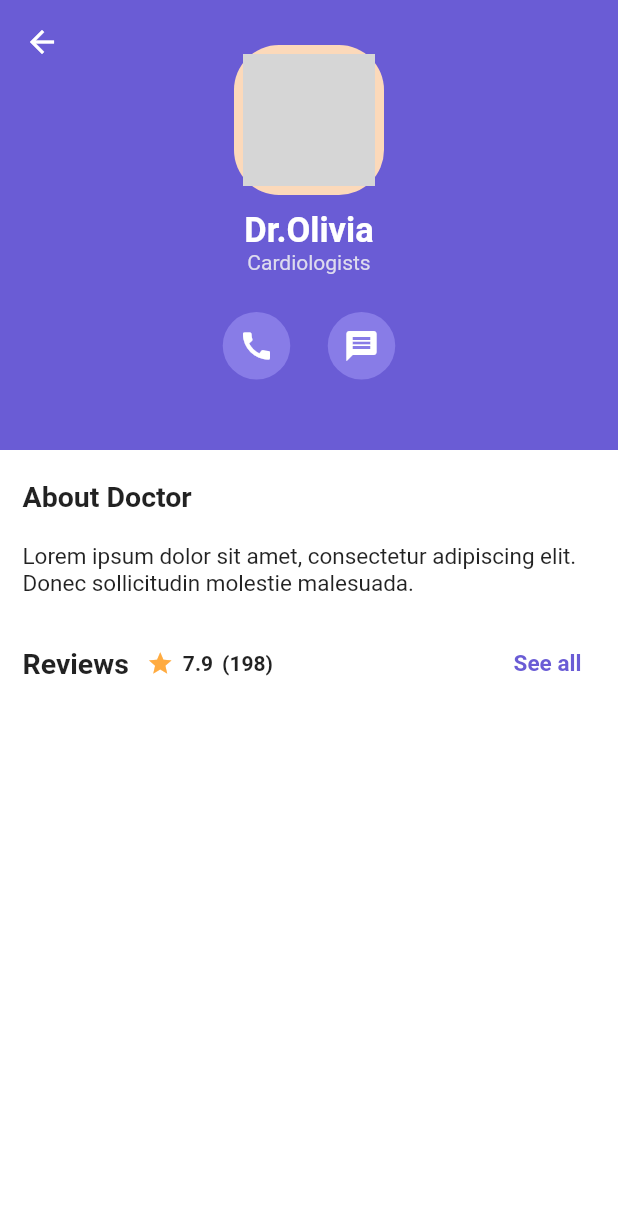
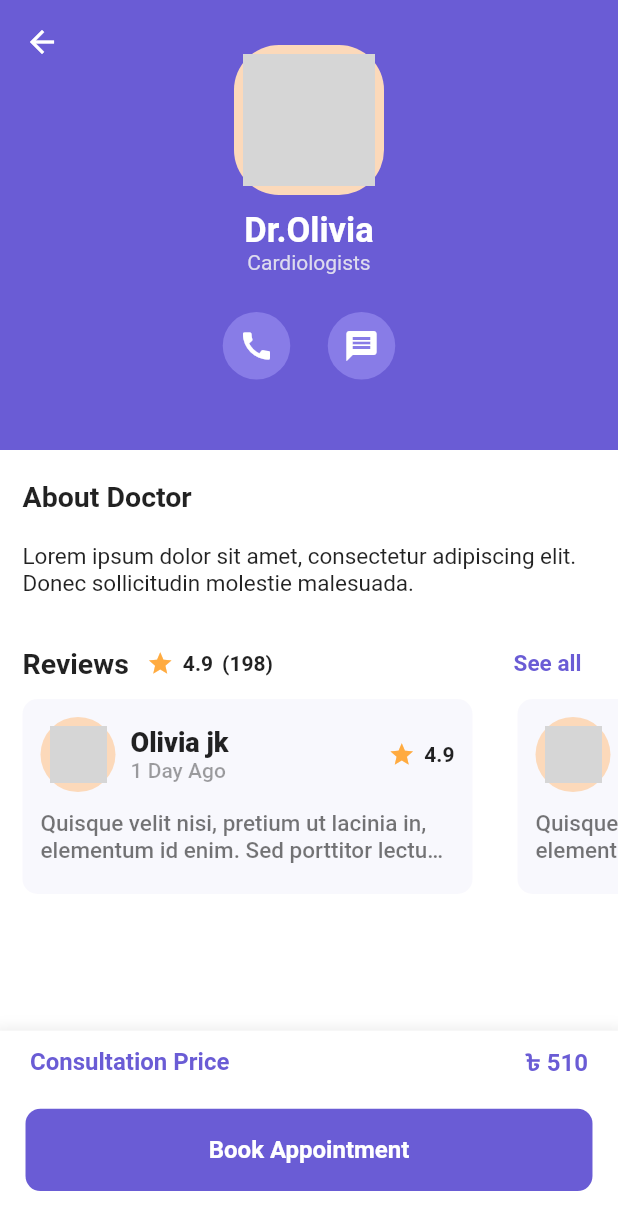
Before and after one commit to xihadulislam/doctor-appointment, a Flutter app: the DoctorInfoScreen screen opened directly, on a phone screen of 412 x 824 dp. Shown: the top 1230 px of the screen. Run offline on Flutter 3.47's test engine with Material 2 defaults, Android fonts, the phone set to English and light mode, and no system bars; our stand-ins replace flutter_svg, get, persistent_bottom_nav_bar; missing offline and left inert: flutter_statusbarcolor_ns; network calls fail; grey boxes are pictures that could not be loaded.

Commit message:
5 commit

```diff
--- /dev/null
+++ b/lib/View/Screen/Doctor_info/Component/User_Reviews.dart
@@ -0,0 +1,104 @@
+
+// ignore_for_file: file_names
+
+import 'package:flutter/material.dart';
+
+import '../../../../constant.dart';
+
+
+class UserReviews extends StatelessWidget {
+  const UserReviews({Key? key}) : super(key: key);
+
+  @override
+  Widget build(BuildContext context) {
+    return SizedBox(
+      height: 130,
+      child: ListView.builder(
+        itemCount: 4,
+        shrinkWrap: true,
+        scrollDirection: Axis.horizontal,
+        itemBuilder: (context,int reviewIndex){
+          return Container(
+            height: 120,
+            width: 300,
+            padding: const EdgeInsets.symmetric(horizontal: 12,vertical: 12),
+            margin: const EdgeInsets.symmetric(horizontal: 15),
+            decoration:  BoxDecoration(
+              color: kPrimaryColorsLight.withOpacity(0.1),
+              borderRadius: const BorderRadius.all(Radius.circular(10))
+            ),
+            child: Column(
+              children: [
+
+                Row(
+                  mainAxisAlignment: MainAxisAlignment.spaceBetween,
+                  children: [
+                    Row(
+                      mainAxisAlignment: MainAxisAlignment.spaceBetween,
+                      children: [
+                        Container(
+                          height: 50,
+                          width: 50,
+                          padding: const EdgeInsets.all(6),
+                          decoration: const BoxDecoration(
+                              color: kProfileIconBkColor,
+                              borderRadius: BorderRadius.all(Radius.circular(25))),
+                          child: ClipRRect(
+                            borderRadius: const BorderRadius.all(Radius.circular(10)),
+                            child: FadeInImage.assetNetwork(
+                              placeholder: 'assets/image/profile_lode.gif',
+                              image:
+                              "https://cdn-icons-png.flaticon.com/512/3304/3304567.png",
+                            ),
+                          ),
+                        ),
+                        const SizedBox(width: 10),
+                        Column(
+                          children:  [
+                            Container(
+                              alignment: Alignment.centerLeft,
+                                width: 80,
+                                child: const Text("Olivia jk",
+                                  overflow: TextOverflow.ellipsis,
+                                  style: TextStyle(fontSize: 18,fontWeight: FontWeight.w800),)),
+                            Container(
+                                alignment: Alignment.centerLeft,
+                                width: 80,
+                                child: const Text("1 Day Ago",  overflow: TextOverflow.ellipsis,style: TextStyle(fontSize: 14,color: Colors.black38,fontWeight: FontWeight.w500),)),
+
+                          ],
+                        )
+                      ],
+                    ),
+                    Row(
+
+                      children: const [
+                        Icon(Icons.star, size: 18, color: Colors.orangeAccent),
+                        SizedBox(width: 6),
+                        Text("4.9",
+                            style: TextStyle(
+                              fontSize: 14,
+                              fontWeight: FontWeight.bold,
+                            )),
+                      ],
+                    )
+                  ],
+                ),
+                Container(
+                  alignment: Alignment.centerLeft,
+                  margin: const EdgeInsets.only(top: 12),
+                  child: const Text("Quisque velit nisi, pretium ut lacinia in, elementum id enim. Sed porttitor lectus nibh.",
+                    maxLines: 2,
+                    overflow: TextOverflow.ellipsis,style: TextStyle(fontSize: 15,color: Colors.black54,fontWeight: FontWeight.w500),),
+                )
+
+              ],
+            ),
+
+          );
+        },
+      ),
+
+    );
+  }
+}
--- a/lib/View/Screen/Doctor_info/Doctor_info_and_booking_Screen.dart
+++ b/lib/View/Screen/Doctor_info/Doctor_info_and_booking_Screen.dart
@@ -6,6 +6,8 @@ import 'package:flutter/cupertino.dart';
 import 'package:flutter/material.dart';
 import 'package:flutter_statusbarcolor_ns/flutter_statusbarcolor_ns.dart';
 
+import 'Component/User_Reviews.dart';
+
 class DoctorInfoScreen extends StatelessWidget {
   DoctorInfoScreen({Key? key}) : super(key: key);
   final ScrollController _scrollController = ScrollController();
@@ -13,10 +15,14 @@ class DoctorInfoScreen extends StatelessWidget {
   @override
   Widget build(BuildContext context) {
     FlutterStatusbarcolor.setStatusBarColor(kPrimaryColors);
+    final heightMedia=MediaQuery.of(context).size.height;
+    final widthMedia=MediaQuery.of(context).size.width;
     return Scaffold(
       backgroundColor: Colors.white,
       body: SafeArea(
-          child: CustomScrollView(
+          child: Stack(
+            children: [
+              CustomScrollView(
         physics: const ScrollPhysics(),
         slivers: [
               SliverAppBar(
@@ -57,7 +63,7 @@ class DoctorInfoScreen extends StatelessWidget {
                             SizedBox(width: 12),
                             Icon(Icons.star, size: 18, color: Colors.orangeAccent),
                             SizedBox(width: 6),
-                        Text("7.9",
+                            Text("4.9",
                                 style: TextStyle(
                                   fontSize: 14,
                                   fontWeight: FontWeight.bold,
@@ -82,9 +88,68 @@ class DoctorInfoScreen extends StatelessWidget {
                         )
                       ],
                     ),
-              )
+                  ),
+                  const UserReviews(),
                 ]),
               )
+        ],
+      ),
+              Positioned(
+                  bottom: 0,
+                  child:
+              Container(
+                height: heightMedia/6.02,
+                width: widthMedia/1,
+                // margin: const EdgeInsets.symmetric(horizontal: 15),
+                padding: const EdgeInsets.symmetric(horizontal: 10,vertical: 10),
+                decoration: BoxDecoration(
+                  color: Colors.white,
+                  boxShadow: [
+                    BoxShadow(
+                      color: Colors.grey.withOpacity(0.2),
+                      spreadRadius: 5,
+                      blurRadius: 7,
+                      offset: Offset(0, 3), // changes position of shadow
+                    ),
+                  ],
+                ),
+
+                child: Column(
+                  children: [
+                    Container(
+                      padding: const EdgeInsets.symmetric(horizontal: 10),
+                      child: Row(
+                        mainAxisAlignment: MainAxisAlignment.spaceBetween,
+                        children: const [
+                          Text("Consultation Price ",style: TextStyle(
+                              fontSize: 16,
+                              fontWeight: FontWeight.w600,
+                              color: kPrimaryColors),),
+                          Text("৳ 510",style: TextStyle(
+                              fontSize: 16,
+                              fontWeight: FontWeight.w600,
+                              color: kPrimaryColors),),
+
+                        ],
+                      ),
+                    ),
+                    Container(
+                      height: heightMedia/15,
+                      width: widthMedia/1.09,
+                      margin: const EdgeInsets.symmetric(vertical: 20),
+                      decoration: BoxDecoration(
+                        color: kPrimaryColors,
+                        borderRadius: BorderRadius.all(Radius.circular(10))
+                      ),
+                      child: MaterialButton(onPressed: (){},child: Text("Book Appointment",style: TextStyle(
+                          fontSize: 16,
+                          fontWeight: FontWeight.w600,
+                          color: kWhiteColor),),),
+                    )
+
+                  ],
+                ),
+              ))
             ],
           )),
     );
--- a/lib/View/Screen/Schedule_Screen/Schedule_Screen.dart
+++ b/lib/View/Screen/Schedule_Screen/Schedule_Screen.dart
@@ -1,9 +1,10 @@
-// ignore_for_file: file_names, prefer_const_constructors
+// ignore_for_file: file_names, prefer_const_constructors, must_be_immutable
 
 
 import 'package:doctor_appointment/Controller/Schedule_Controller.dart';
 import 'package:flutter/cupertino.dart';
 import 'package:flutter/material.dart';
+import 'package:flutter_statusbarcolor_ns/flutter_statusbarcolor_ns.dart';
 import 'package:get/get.dart';
 import '../../../constant.dart';
 
@@ -13,7 +14,9 @@ class ScheduleScreen extends StatelessWidget {
 
   @override
   Widget build(BuildContext context) {
+    FlutterStatusbarcolor.setStatusBarColor(kPrimaryColors);
     return Scaffold(
+      backgroundColor: kWhiteColor,
       body: SafeArea(
         child: Container(
           padding: const EdgeInsets.symmetric(horizontal: 15),
@@ -102,7 +105,7 @@ class ScheduleScreen extends StatelessWidget {
                     itemCount: 7,
                     itemBuilder: (context,int idex){
                       return Container(
-                        height: 155,
+                        height: 180,
                         margin: const EdgeInsets.symmetric(vertical: 5),
                         decoration:  BoxDecoration(
                           color: kColorsWhite,
@@ -110,7 +113,7 @@ class ScheduleScreen extends StatelessWidget {
                           ),
                           boxShadow: [
                             BoxShadow(
-                              color: Colors.grey.withOpacity(0.2),
+                              color: Colors.grey.withOpacity(0.1),
                               spreadRadius: 1,
                               blurRadius: 10,
                               offset: const Offset(0, 3), // changes position of shadow
@@ -130,10 +133,10 @@ class ScheduleScreen extends StatelessWidget {
                                   children:  [
                                     Container(
                                         alignment: Alignment.centerLeft,
-                                        child: Text("Dr.Olivia",style: TextStyle(fontSize: 15,fontWeight: FontWeight.w600),)),
+                                        child: Text("Dr.Olivia",style: TextStyle(fontSize: 17,fontWeight: FontWeight.w600),)),
                                     Container(
                                         alignment: Alignment.centerLeft,
-                                        child: Text("Cardiologists",style: TextStyle(fontSize: 12,fontWeight: FontWeight.w400),)),
+                                        child: Text("Cardiologists",style: TextStyle(fontSize: 13,fontWeight: FontWeight.normal,color: Colors.black54),)),
                                   ],
                                 ),
                                   Container(
@@ -155,12 +158,13 @@ class ScheduleScreen extends StatelessWidget {
                                   ),
                               ],),
                             ),
+                            const SizedBox(height: 10,),
                             Container(
                               margin: EdgeInsets.only(top: 3,left: 20,right: 20),
                               color: kScheduleTextColor,
                               height: 1,
                             ),
-                            const SizedBox(height: 5,),
+                            const SizedBox(height: 12,),
                             Row(
                               mainAxisAlignment: MainAxisAlignment.spaceEvenly,
                               children: [
@@ -218,7 +222,7 @@ class ScheduleScreen extends StatelessWidget {
 
                               ],
                             ),
-                            const SizedBox(height: 7,),
+                            const SizedBox(height: 12,),
 
                             Container(
                               margin: EdgeInsets.only(top: 5,left: 20,right: 20),
@@ -254,7 +258,8 @@ class ScheduleScreen extends StatelessWidget {
 
                                 ],
                               ),
-                            )
+                            ),
+                            const SizedBox(height: 15,),
                           ],
                         ),
                       );
```
Lines whose indentation alone changed are shown as unchanged.
